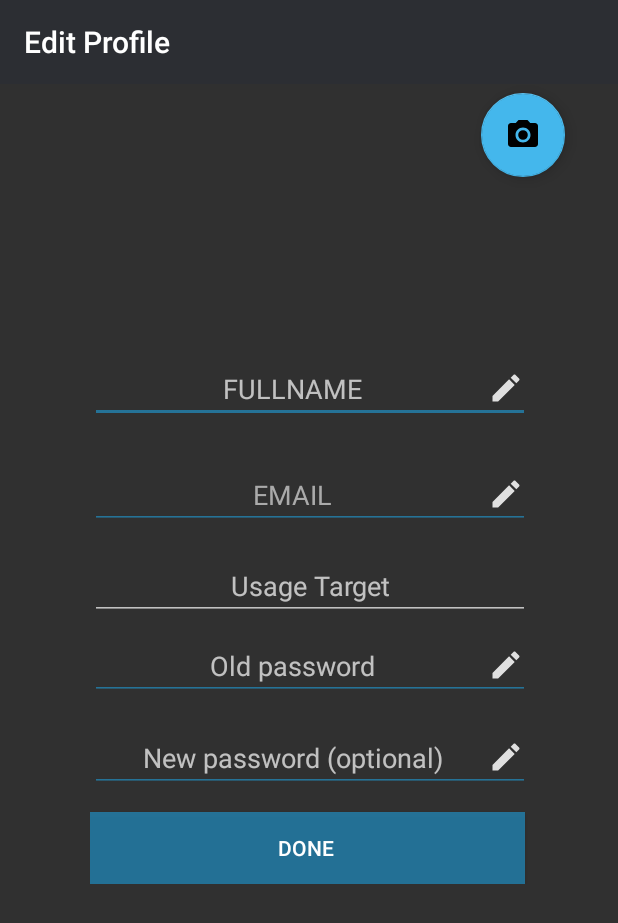
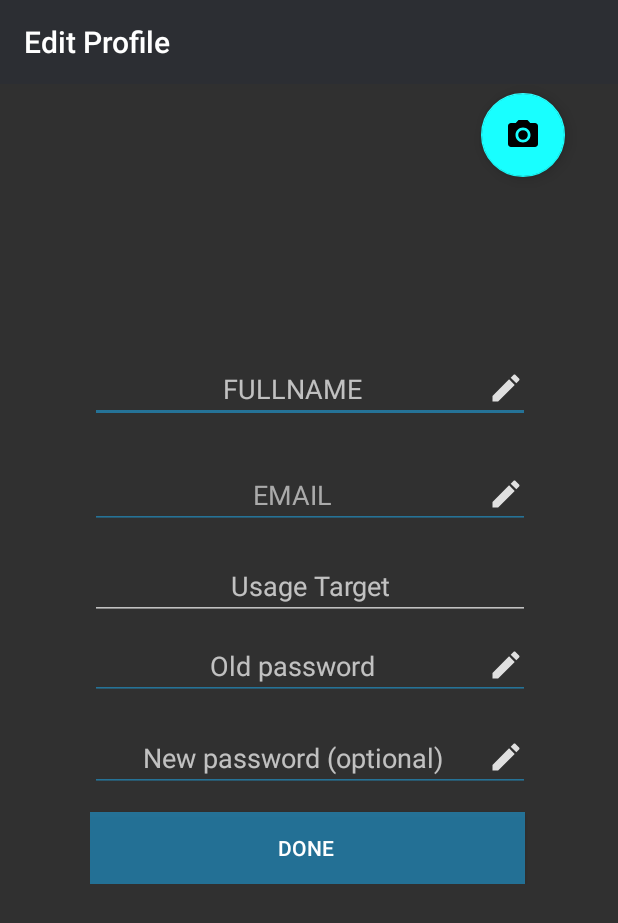
Before and after one commit to CodeineCentrix/Driplit, an Android app: the fragment EditProfileClass shown on its own in the app's theme, on a phone screen of 412 x 824 dp. Shown: the top 923 px of the screen. Run offline under Robolectric (Android 15) with nearby library versions, the phone set to English and light mode, and no system bars.

```diff
--- a/app/src/main/res/layout/activity_edit_profile.xml
+++ b/app/src/main/res/layout/activity_edit_profile.xml
@@ -25,7 +25,7 @@
         android:clickable="true"
         android:focusable="true"
         android:onClick="onTakePicture"
-        app:backgroundTint="@color/colorPrimary"
+        app:backgroundTint="@color/colorAccent"
         app:layout_constraintBottom_toBottomOf="parent"
         app:layout_constraintEnd_toEndOf="parent"
         app:layout_constraintHorizontal_bias="0.92"
--- a/app/src/main/res/values/colors.xml
+++ b/app/src/main/res/values/colors.xml
@@ -3,7 +3,7 @@
     <color name="colorPrimary">#44b7ec</color>
     <color name="colorPrimaryDark">#2c2e33</color>
     <color name="darkgrey">#48494d</color>
-    <color name="colorAccent">#18FFFF</color>
+    <color name="colorAccent">#18ffff</color>
     <color name="primaryDark">#24312d</color>
     <color name="black">#000000</color>
     <color name="lightOrange">#fdf2df</color>
```
